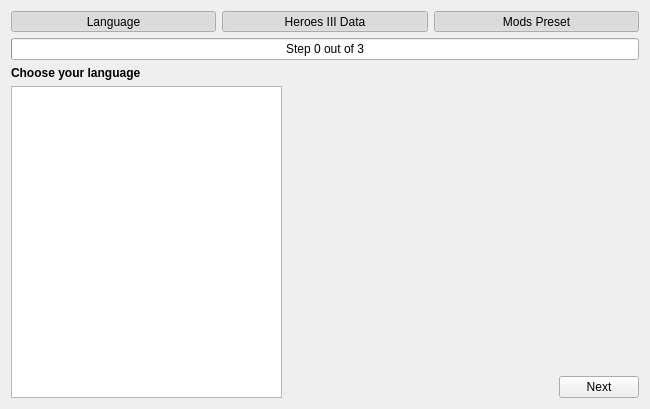
This is launcher/firstLaunch/firstlaunch_moc.ui in vcmi/vcmi as Qt 5 draws it before an edit. The edited form follows.
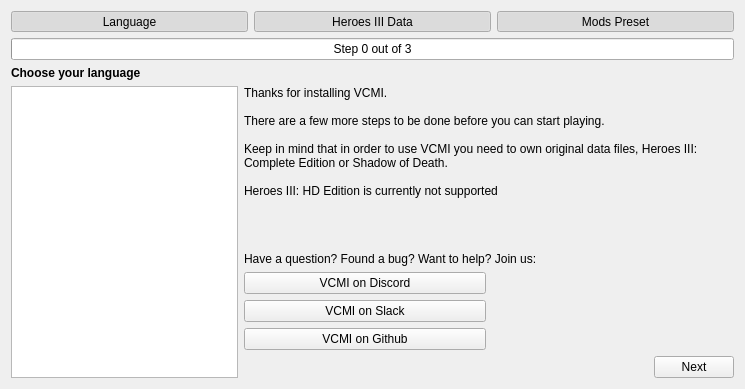
This is the edited form.

Commit message: Improved layout of 1st welcome screen. Added social buttons

```diff
--- a/launcher/firstLaunch/firstlaunch_moc.ui
+++ b/launcher/firstLaunch/firstlaunch_moc.ui
@@ -6,8 +6,8 @@
    <rect>
     <x>0</x>
     <y>0</y>
-    <width>650</width>
-    <height>409</height>
+    <width>745</width>
+    <height>389</height>
    </rect>
   </property>
   <property name="windowTitle">
@@ -131,6 +131,9 @@
        <property name="bottomMargin">
         <number>0</number>
        </property>
+       <property name="horizontalSpacing">
+        <number>6</number>
+       </property>
        <item row="0" column="0">
         <widget class="QLabel" name="labelLanguageTitle">
          <property name="font">
@@ -144,27 +147,14 @@
          </property>
         </widget>
        </item>
-       <item row="2" column="2">
-        <widget class="QPushButton" name="pushButtonLanguageNext">
-         <property name="text">
-          <string>Next</string>
+       <item row="1" column="0" rowspan="4">
+        <widget class="QListWidget" name="listWidgetLanguage">
+         <property name="spacing">
+          <number>5</number>
          </property>
         </widget>
        </item>
        <item row="2" column="1">
-        <spacer name="horizontalSpacer">
-         <property name="orientation">
-          <enum>Qt::Horizontal</enum>
-         </property>
-         <property name="sizeHint" stdset="0">
-          <size>
-           <width>40</width>
-           <height>20</height>
-          </size>
-         </property>
-        </spacer>
-       </item>
-       <item row="1" column="2">
         <spacer name="verticalSpacer">
          <property name="orientation">
           <enum>Qt::Vertical</enum>
@@ -172,18 +162,86 @@
          <property name="sizeHint" stdset="0">
           <size>
            <width>20</width>
-           <height>40</height>
+           <height>8</height>
           </size>
          </property>
         </spacer>
        </item>
-       <item row="1" column="0" rowspan="2">
-        <widget class="QListWidget" name="listWidgetLanguage">
-         <property name="spacing">
-          <number>5</number>
+       <item row="3" column="1" colspan="2">
+        <layout class="QGridLayout" name="gridLayout_5">
+         <item row="3" column="0">
+          <widget class="QPushButton" name="pushButtonGithub">
+           <property name="text">
+            <string>VCMI on Github</string>
+           </property>
+          </widget>
+         </item>
+         <item row="2" column="0">
+          <widget class="QPushButton" name="pushButtonSlack">
+           <property name="text">
+            <string>VCMI on Slack</string>
+           </property>
+          </widget>
+         </item>
+         <item row="1" column="0">
+          <widget class="QPushButton" name="pushButtonDiscord">
+           <property name="text">
+            <string>VCMI on Discord</string>
+           </property>
+          </widget>
+         </item>
+         <item row="0" column="0" colspan="2">
+          <widget class="QLabel" name="labelLanguageSocial">
+           <property name="text">
+            <string>Have a question? Found a bug? Want to help? Join us:</string>
+           </property>
+          </widget>
+         </item>
+        </layout>
+       </item>
+       <item row="1" column="1" colspan="2">
+        <widget class="QLabel" name="labelLanguageWelcome">
+         <property name="text">
+          <string>Thanks for installing VCMI.
+
+There are a few more steps to be done before you can start playing.
+
+Keep in mind that in order to use VCMI you need to own original data files, Heroes III: Complete Edition or Shadow of Death.
+
+Heroes III: HD Edition is currently not supported</string>
+         </property>
+         <property name="wordWrap">
+          <bool>true</bool>
          </property>
         </widget>
        </item>
+       <item row="4" column="1" colspan="2">
+        <layout class="QHBoxLayout" name="horizontalLayout_2">
+         <property name="spacing">
+          <number>6</number>
+         </property>
+         <item>
+          <spacer name="horizontalSpacer">
+           <property name="orientation">
+            <enum>Qt::Horizontal</enum>
+           </property>
+           <property name="sizeHint" stdset="0">
+            <size>
+             <width>40</width>
+             <height>20</height>
+            </size>
+           </property>
+          </spacer>
+         </item>
+         <item>
+          <widget class="QPushButton" name="pushButtonLanguageNext">
+           <property name="text">
+            <string>Next</string>
+           </property>
+          </widget>
+         </item>
+        </layout>
+       </item>
       </layout>
      </widget>
      <widget class="QWidget" name="pageDataFiles">
```
Left out of the diff: 3 changed lines with no effect on the pictures. The commit also changes 2 other files.
